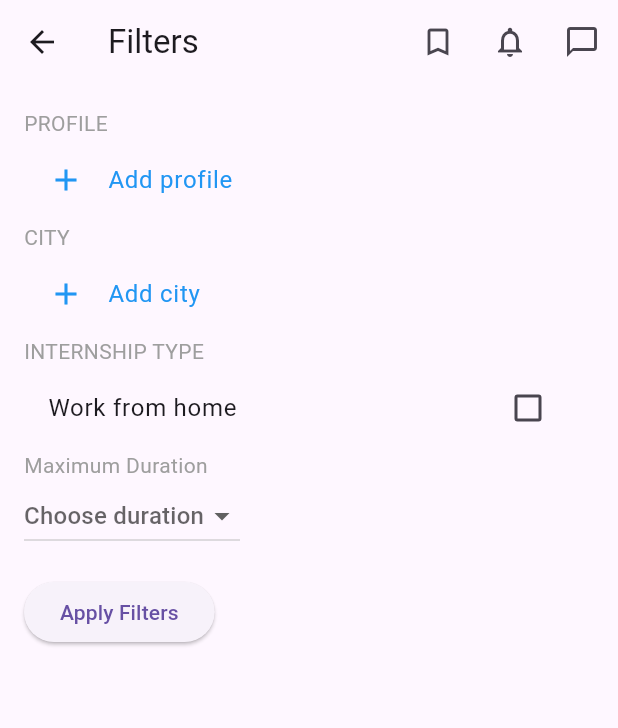
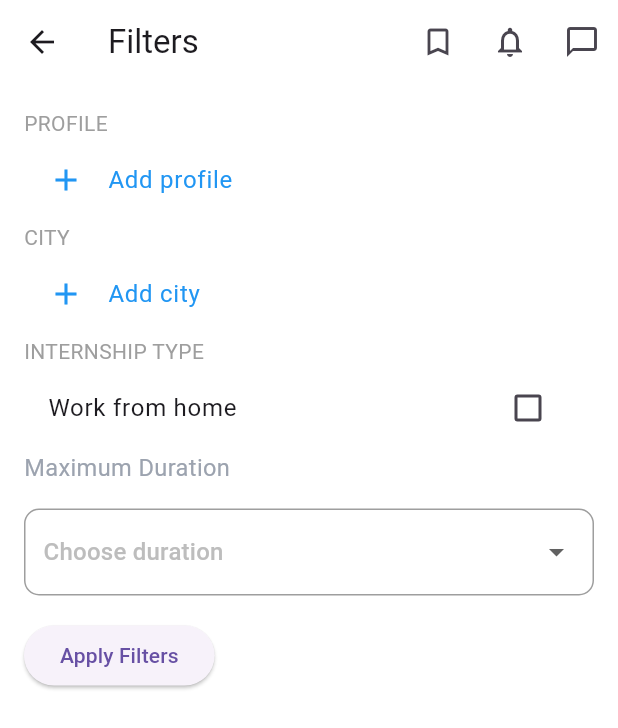
Before and after one commit to hardiksehgal2/Internshala, a Flutter app: the screen it shows after launch, after a tap on "Filter", on a phone screen of 412 x 824 dp. Shown: the top 728 px of the screen. Run offline on Flutter 3.47's test engine with Material 3 defaults, Android fonts, the phone set to English and light mode, and no system bars; our stand-ins replace flutter_svg, get, shared_preferences, velocity_x; network calls fail.

Commit message:
first commit

```diff
--- a/lib/screens/all_intership.dart
+++ b/lib/screens/all_intership.dart
@@ -1,6 +1,7 @@
 // ignore_for_file: unnecessary_string_interpolations, avoid_print, unused_element
 
 import 'dart:convert';
+import 'package:flutter/widgets.dart';
 import 'package:flutter_svg/flutter_svg.dart';
 import 'package:get/get.dart';
 import 'package:get/get_core/src/get_main.dart';
@@ -16,7 +17,6 @@ class AllInternships extends StatefulWidget {
   @override
   State<AllInternships> createState() => _AllInternshipsState();
 }
-
 
 class _AllInternshipsState extends State<AllInternships> {
   late Future<List<Internship>> futureInternships;
@@ -48,11 +48,26 @@ String? durationFilter;
       });
     }
   }
+
+  int get selectedFiltersCount {
+    int count = 0;
+    if (workFromHomeFilter != null && workFromHomeFilter!) count++;
+    if (cityFilter != null && cityFilter!.isNotEmpty)
+      count += cityFilter!.length;
+    if (durationFilter != null) count++;
+    return count;
+  }
+
   List<Internship> _filterInternships(List<Internship> internships) {
     return internships.where((internship) {
-      final matchWorkFromHome = workFromHomeFilter == null || internship.workFromHome == workFromHomeFilter;
-      final matchCity = cityFilter == null || cityFilter!.isEmpty || internship.locationNames.any((location) => cityFilter!.contains(location));
-      final matchDuration = durationFilter == null || internship.duration == durationFilter;
+      final matchWorkFromHome = workFromHomeFilter == null ||
+          internship.workFromHome == workFromHomeFilter;
+      final matchCity = cityFilter == null ||
+          cityFilter!.isEmpty ||
+          internship.locationNames
+              .any((location) => cityFilter!.contains(location));
+      final matchDuration =
+          durationFilter == null || internship.duration == durationFilter;
 
       return matchWorkFromHome && matchCity && matchDuration;
     }).toList();
@@ -64,7 +79,21 @@ Widget _buildActiveFilters() {
     children: [
       if (workFromHomeFilter != null && workFromHomeFilter!)
         Chip(
-            label: Text('Work from Home'),
+          label:  Text(
+            'Work from Home',
+            style: TextStyle(
+              color: Colors.grey[700], // Dark grey text color
+              fontSize: 12.0, // Smaller text size
+            ),
+          ),
+          deleteIconColor: Colors.grey[700], // Dark grey delete icon color
+          backgroundColor: Colors.white, // White background color
+          shape: const StadiumBorder(
+            side: BorderSide(
+              color: Colors.grey, // Grey border color
+              width: 0.5, // Thinner border
+            ),
+          ),
           onDeleted: () {
             setState(() {
               workFromHomeFilter = null;
@@ -74,7 +103,21 @@ Widget _buildActiveFilters() {
       if (cityFilter != null)
         for (var city in cityFilter!)
           Chip(
-              label: Text(city),
+            label: Text(
+              city,
+              style: TextStyle(
+                color: Colors.grey[700], // Dark grey text color
+                fontSize: 12.0, // Smaller text size
+              ),
+            ),
+            deleteIconColor: Colors.grey[700], // Dark grey delete icon color
+            backgroundColor: Colors.white, // White background color
+            shape: const StadiumBorder(
+              side: BorderSide(
+                color: Colors.grey, // Grey border color
+                width: 0.5, // Thinner border
+              ),
+            ),
             onDeleted: () {
               setState(() {
                 cityFilter!.remove(city);
@@ -86,7 +129,21 @@ Widget _buildActiveFilters() {
           ),
       if (durationFilter != null)
         Chip(
-            label: Text(durationFilter!),
+          label: Text(
+            durationFilter!,
+            style: TextStyle(
+              color: Colors.grey[700], // Dark grey text color
+              fontSize: 12.0, // Smaller text size
+            ),
+          ),
+          deleteIconColor: Colors.grey[700], // Dark grey delete icon color
+          backgroundColor: Colors.white, // White background color
+          shape: const StadiumBorder(
+            side: BorderSide(
+              color: Colors.grey, // Grey border color
+              width: 0.5, // Thinner border
+            ),
+          ),
           onDeleted: () {
             setState(() {
               durationFilter = null;
@@ -96,7 +153,6 @@ Widget _buildActiveFilters() {
     ],
   );
 }
-
 
 
   Widget _buildFilterChip(String label, VoidCallback onDeleted) {
@@ -111,7 +167,7 @@ Widget _buildActiveFilters() {
   Widget build(BuildContext context) {
     return Scaffold(
       appBar: AppBar(
-        title: "Internships".text.bold.make(),
+        title: const Text("Internships"),
         backgroundColor: Colors.white,
         surfaceTintColor: Colors.white,
       ),
@@ -119,19 +175,73 @@ Widget _buildActiveFilters() {
         children: [
           Container(
             color: Colors.white,
-            width: double.infinity,
-            child: Center(
-              child: ElevatedButton(
-                onPressed: _applyFilters,
-                style: ElevatedButton.styleFrom(
-                  backgroundColor: Colors.white,
+            padding: const EdgeInsets.symmetric(horizontal: 16, vertical: 8),
+            child: Row(
+              children: [
+                GestureDetector(
+                  onTap: _applyFilters,
+                  child: Container(
+                    height: 30,
+                    width: selectedFiltersCount > 0
+                        ? 80
+                        : 80, // Adjust width based on filters
+                    decoration: BoxDecoration(
+                      color: Colors.white,
+                      borderRadius: BorderRadius.circular(20),
+                      border: Border.all(
+                          color: Colors.blue, width: 2), // Blue border
                     ),
-                child: "Filter".text.blue400.make(),
+                    child: Stack(
+                      alignment: selectedFiltersCount > 0
+                          ? Alignment.centerLeft
+                          : Alignment.center, // Center the text and the avatar
+                      children: [
+                        Padding(
+                          padding: EdgeInsets.only(
+                            left: selectedFiltersCount > 0 ? 10 : 0,
+                          ),
+                          child: const Text(
+                            "Filter",
+                            style: TextStyle(color: Colors.blue),
+                          ),
+                        ),
+                        if (selectedFiltersCount >
+                            0) // Show CircleAvatar only if filters are selected
+                          Positioned(
+                            right:
+                                4, // Position the avatar inside the container
+                            child: CircleAvatar(
+                              backgroundColor: Colors.blue,
+                              radius: 10, // Adjust size as needed
+                              child: Text(
+                                selectedFiltersCount.toString(),
+                                style: const TextStyle(
+                                  color: Colors.white,
+                                  fontSize: 10,
+                                ), // White text inside CircleAvatar
                               ),
                             ),
                           ),
+                      ],
+                    ),
+                  ),
+                ),
+                const SizedBox(
+                    width: 8), // Space between Filter button and filters
+                // Active Filters
+                Expanded(
+                  child: SingleChildScrollView(
+                    scrollDirection: Axis.horizontal,
+                    child: _buildActiveFilters(),
+                  ),
+                ),
+                const SizedBox(
+                    width: 8), // Space between filters and CircleAvatar
+                // Conditional CircleAvatar to show selected filters count
+              ],
+            ),
+          ),
           const SizedBox(height: 10),
-          _buildActiveFilters(), // Display active filters
           Expanded(
             child: FutureBuilder<List<Internship>>(
               future: futureInternships,
@@ -141,7 +251,8 @@ Widget _buildActiveFilters() {
                 } else if (snapshot.hasError) {
                   return Center(child: Text('Error: ${snapshot.error}'));
                 } else if (snapshot.hasData) {
-                  final filteredInternships = _filterInternships(snapshot.data!);
+                  final filteredInternships =
+                      _filterInternships(snapshot.data!);
 
                   if (filteredInternships.isEmpty) {
                     return const Center(child: Text('No internships found.'));
@@ -163,7 +274,8 @@ Widget _buildActiveFilters() {
         ],
       ),
     );
-  }}
+  }
+}
 
 class InternshipCard extends StatelessWidget {
   final Internship internship;
@@ -314,6 +426,7 @@ class InternshipCard extends StatelessWidget {
     );
   }
 }
+
 Future<List<Internship>> fetchInternships() async {
   final url = Uri.parse('https://internshala.com/flutter_hiring/search');
   try {
--- a/lib/screens/filter.dart
+++ b/lib/screens/filter.dart
@@ -2,6 +2,7 @@ import 'package:flutter/material.dart';
 import 'package:internshala/screens/city_selection_screen.dart';
 import 'package:internshala/screens/profile_section_screen.dart';
 import 'package:shared_preferences/shared_preferences.dart';
+import 'package:velocity_x/velocity_x.dart';
 
 class FilterScreen extends StatefulWidget {
   final Map<String, dynamic>? initialFilters;
@@ -65,12 +66,16 @@ class _FilterScreenState extends State<FilterScreen> {
     return Scaffold(
       appBar: AppBar(
         title: const Text('Filters'),
+        backgroundColor: Colors.white,
         actions: [
           IconButton(icon: const Icon(Icons.bookmark_border), onPressed: () {}),
-          IconButton(icon: const Icon(Icons.notifications_none), onPressed: () {}),
-          IconButton(icon: const Icon(Icons.chat_bubble_outline), onPressed: () {}),
+          IconButton(
+              icon: const Icon(Icons.notifications_none), onPressed: () {}),
+          IconButton(
+              icon: const Icon(Icons.chat_bubble_outline), onPressed: () {}),
         ],
       ),
+      backgroundColor: Colors.white,
       body: SingleChildScrollView(
         child: Padding(
           padding: const EdgeInsets.all(16.0),
@@ -103,7 +108,8 @@ class _FilterScreenState extends State<FilterScreen> {
                 ),
               ListTile(
                 leading: const Icon(Icons.add, color: Colors.blue),
-                title: const Text('Add profile', style: TextStyle(color: Colors.blue)),
+                title: const Text('Add profile',
+                    style: TextStyle(color: Colors.blue)),
                 onTap: () => _navigateToProfileSelection(context),
               ),
               const Text('CITY', style: TextStyle(color: Colors.grey)),
@@ -132,12 +138,14 @@ class _FilterScreenState extends State<FilterScreen> {
                 ),
               ListTile(
                 leading: const Icon(Icons.add, color: Colors.blue),
-                title: const Text('Add city', style: TextStyle(color: Colors.blue)),
+                title: const Text('Add city',
+                    style: TextStyle(color: Colors.blue)),
                 onTap: () {
                   _navigateToCitySelection(context);
                 },
               ),
-              const Text('INTERNSHIP TYPE', style: TextStyle(color: Colors.grey)),
+              const Text('INTERNSHIP TYPE',
+                  style: TextStyle(color: Colors.grey)),
               CheckboxListTile(
                 title: const Text('Work from home'),
                 value: workFromHome,
@@ -148,9 +156,33 @@ class _FilterScreenState extends State<FilterScreen> {
                   });
                 },
               ),
-              const Text('Maximum Duration', style: TextStyle(color: Colors.grey)),
-              DropdownButton<String>(
-                hint: const Text('Choose duration'),
+              "Maximum Duration".text.gray400.lg.make(),
+              const SizedBox(
+                height: 16,
+              ),
+              Container(
+                width: MediaQuery.sizeOf(context)
+                    .width, // Adjusts to the full width of the screen
+                padding: const EdgeInsets.symmetric(
+                    horizontal: 12.0,
+                    vertical: 4.0), // Adds padding around the dropdown
+                decoration: BoxDecoration(
+                  color: Colors.white, // Background color for the dropdown
+                  borderRadius: BorderRadius.circular(10.0), // Rounded corners
+                  border: Border.all(
+                    color: Colors.grey, // Grey border color
+                    width: 1.0, // Border width
+                  ),
+                ),
+                child: DropdownButton<String>(
+                  isExpanded:
+                      true, // Ensures the dropdown takes up the full width
+                  underline: const SizedBox(), // Removes the default underline
+                  hint: Text(
+                    'Choose duration',
+                    style:
+                        TextStyle(color: Colors.grey[400]), // Hint text color
+                  ),
                   value: selectedDuration,
                   onChanged: (String? newValue) {
                     setState(() {
@@ -158,13 +190,22 @@ class _FilterScreenState extends State<FilterScreen> {
                       _saveSelectedFilters();
                     });
                   },
-                items: <String>['1 Month', '2 Months', '3 Months', '4 Months', '6 Months', '12 Months', '24 Months', '36 Months']
-                    .map<DropdownMenuItem<String>>((String value) {
+                  items: <String>[
+                    '1 Month',
+                    '2 Months',
+                    '3 Months',
+                    '4 Months',
+                    '6 Months',
+                    '12 Months',
+                    '24 Months',
+                    '36 Months'
+                  ].map<DropdownMenuItem<String>>((String value) {
                     return DropdownMenuItem<String>(
                       value: value,
                       child: Text(value),
                     );
                   }).toList(),
+                ),
               ),
               if (selectedDuration != null)
                 Padding(
@@ -207,7 +248,9 @@ class _FilterScreenState extends State<FilterScreen> {
   void _navigateToProfileSelection(BuildContext context) async {
     final result = await Navigator.push(
       context,
-      MaterialPageRoute(builder: (context) => ProfileSelectionScreen(selectedProfiles: selectedProfiles)),
+      MaterialPageRoute(
+          builder: (context) =>
+              ProfileSelectionScreen(selectedProfiles: selectedProfiles)),
     );
     if (result != null) {
       setState(() {
@@ -220,7 +263,9 @@ class _FilterScreenState extends State<FilterScreen> {
   void _navigateToCitySelection(BuildContext context) async {
     final result = await Navigator.push(
       context,
-      MaterialPageRoute(builder: (context) => CitySelectionScreen(selectedCities: selectedCities)),
+      MaterialPageRoute(
+          builder: (context) =>
+              CitySelectionScreen(selectedCities: selectedCities)),
     );
     if (result != null) {
       setState(() {
```
Lines whose indentation alone changed are shown as unchanged.
